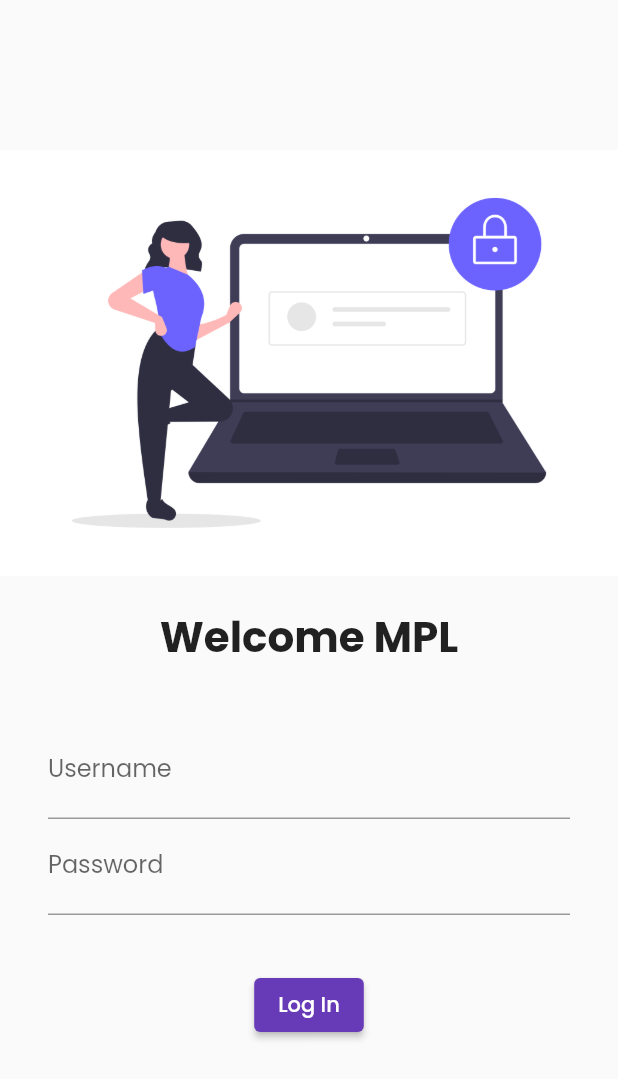
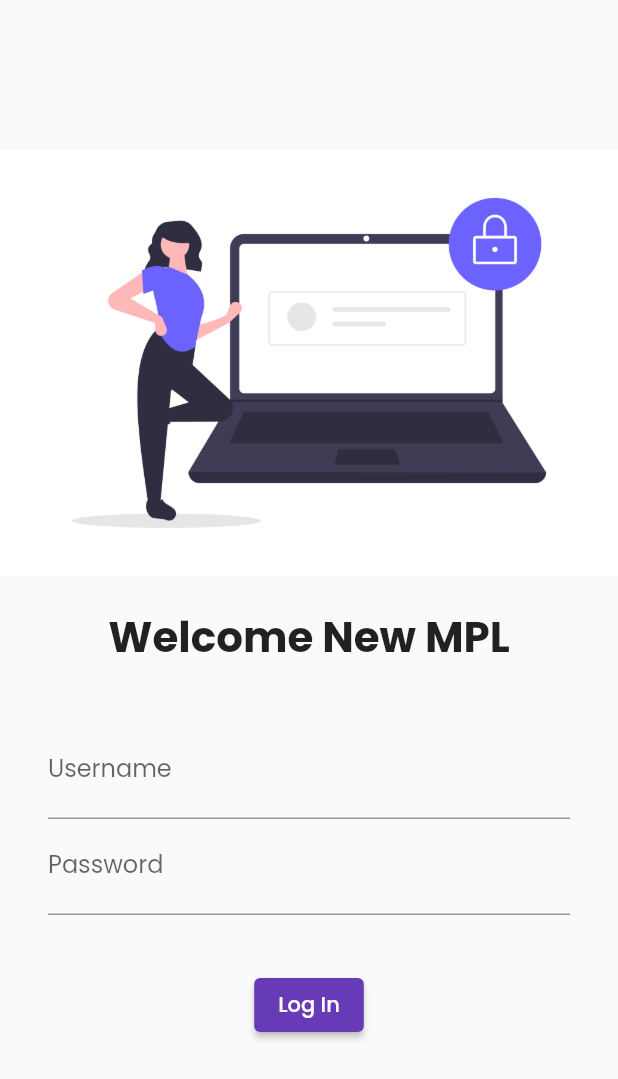
Before and after one commit to subeeshsudhakaran/LearnFlutter, a Flutter app: the screen it shows after launch, on a phone screen of 412 x 824 dp. Shown: the top 1079 px of the screen. Run offline on Flutter 3.47's test engine with Material 2 defaults, Android fonts, the phone set to English and light mode, and no system bars; our stand-ins replace google_fonts.

Commit message:
Brand updated

```diff
--- a/my_app/lib/screens/login.dart
+++ b/my_app/lib/screens/login.dart
@@ -17,7 +17,7 @@ class Login extends StatelessWidget {
             height: 20.0,
           ),
           const Text(
-            "Welcome MPL",
+            "Welcome New MPL",
             style: TextStyle(
               fontSize: 28,
               fontWeight: FontWeight.bold,
```
